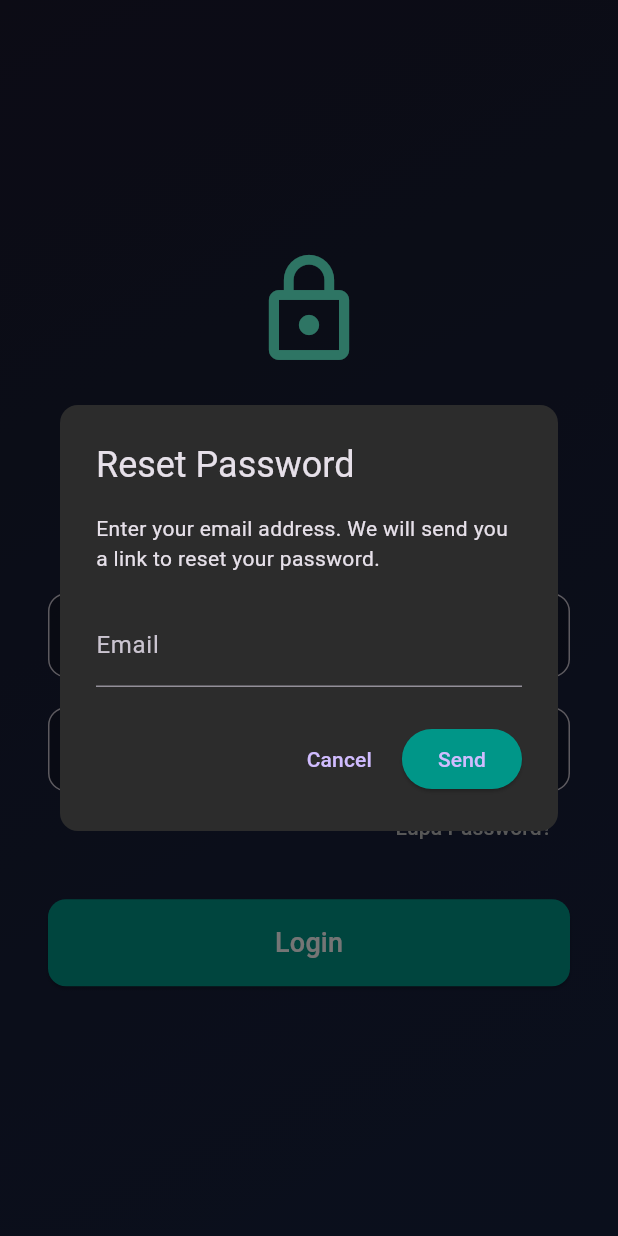
After one commit to N4CHT0/PUTRA_JAYA_BILLIARD, a Flutter app: the screen it shows after launch, after a tap on "Lupa Password?", on a phone screen of 412 x 824 dp. The commit adds this screen. Run offline on Flutter 3.47's test engine with Material 3 defaults, Android fonts, the phone set to English and light mode, and no system bars; our stand-ins replace cloud_firestore, firebase_auth, firebase_core, pdf, printing, shared_preferences and 1 more; missing offline and left inert: flutter_libserialport, window_manager; accounts and stored records are empty; Roboto replaces fonts that are missing (Poppins).

Commit message:
lupa pass

```diff
--- a/lib/main.dart
+++ b/lib/main.dart
@@ -5,6 +5,7 @@ import 'package:firebase_core/firebase_core.dart';
 import 'package:putra_jaya_billiard/auth_wrapper.dart';
 import 'firebase_options.dart';
 import 'package:window_manager/window_manager.dart';
+import 'package:cloud_firestore/cloud_firestore.dart';
 
 void main() async {
   // Cukup satu kali ensureInitialized di awal
@@ -12,17 +13,17 @@ void main() async {
   await Firebase.initializeApp(
     options: DefaultFirebaseOptions.currentPlatform,
   );
+  FirebaseFirestore.instance.settings = const Settings(
+    persistenceEnabled: false,
+  );
   await windowManager.ensureInitialized();
 
-  // Atur opsi jendela agar mulai dalam mode normal (tidak fullscreen)
   WindowOptions windowOptions = const WindowOptions(
     size: Size(1024, 650), // Ukuran yang pas untuk jendela login
     center: true,
     backgroundColor: Colors.transparent,
     skipTaskbar: false,
-    // Tampilkan title bar standar Windows agar jendela bisa digeser
     titleBarStyle: TitleBarStyle.normal,
-    fullScreen: false, // <-- PENTING: Diubah menjadi false
   );
 
   windowManager.waitUntilReadyToShow(windowOptions, () async {
--- a/lib/pages/Reports/reports_page.dart
+++ b/lib/pages/Reports/reports_page.dart
@@ -157,6 +157,7 @@ class _ReportsPageState extends State<ReportsPage>
       child: _buildGeneralReportBody(start, end, title, isScrollable: false),
     );
   }
+  // --- PERBAIKAN UTAMA: Pisahkan logika shift real-time ke metode terpisah ---
 
   Widget _buildRealTimeShiftView() {
     final now = DateTime.now();
--- a/lib/pages/login_page.dart
+++ b/lib/pages/login_page.dart
@@ -1,7 +1,9 @@
 // lib/pages/login_page.dart
+
 import 'package:firebase_auth/firebase_auth.dart';
 import 'package:flutter/material.dart';
 import 'package:putra_jaya_billiard/services/auth_service.dart';
+import 'package:putra_jaya_billiard/widgets/forgot_password_dialog.dart'; // <-- 1. TAMBAHKAN IMPORT INI
 
 class LoginPage extends StatefulWidget {
   const LoginPage({super.key});
@@ -27,6 +29,14 @@ class _LoginPageState extends State<LoginPage> {
     super.dispose();
   }
 
+  // <-- 2. TAMBAHKAN FUNGSI UNTUK MENAMPILKAN DIALOG
+  void _showForgotPasswordDialog() {
+    showDialog(
+      context: context,
+      builder: (context) => const ForgotPasswordDialog(),
+    );
+  }
+
   Future<void> _signIn() async {
     if (!(_formKey.currentState?.validate() ?? false)) return;
 
@@ -36,19 +46,21 @@ class _LoginPageState extends State<LoginPage> {
     });
 
     try {
-      // Tugas LoginPage HANYA memanggil fungsi sign-in.
-      // AuthWrapper akan menangani sisanya. Ini adalah cara yang benar.
       await _authService.signInWithEmailAndPassword(
         _emailController.text.trim(),
         _passwordController.text.trim(),
       );
     } on FirebaseAuthException catch (e) {
+      if (mounted) {
+        setState(() {
           if (e.code == 'user-not-found' ||
               e.code == 'wrong-password' ||
               e.code == 'invalid-credential') {
             _errorMessage = 'Email atau password yang Anda masukkan salah.';
           } else {
             _errorMessage = 'Terjadi eror. Silakan coba lagi nanti.';
+          }
+        });
       }
     } finally {
       if (mounted) {
@@ -82,7 +94,7 @@ class _LoginPageState extends State<LoginPage> {
                   crossAxisAlignment: CrossAxisAlignment.stretch,
                   children: [
                     const Icon(
-                      Icons.sports, // Ganti dengan ikon yang tersedia
+                      Icons.lock_outline,
                       size: 80,
                       color: Colors.tealAccent,
                     ),
@@ -153,7 +165,19 @@ class _LoginPageState extends State<LoginPage> {
                         return null;
                       },
                     ),
-                    const SizedBox(height: 32),
+
+                    // <-- 3. TAMBAHKAN TOMBOL "LUPA PASSWORD?" DI SINI
+                    Align(
+                      alignment: Alignment.centerRight,
+                      child: TextButton(
+                        onPressed: _showForgotPasswordDialog,
+                        child: Text(
+                          'Lupa Password?',
+                          style: TextStyle(color: Colors.grey[400]),
+                        ),
+                      ),
+                    ),
+                    const SizedBox(height: 24),
                     if (_errorMessage.isNotEmpty)
                       Padding(
                         padding: const EdgeInsets.only(bottom: 16.0),
--- a/lib/pages/members/members_page.dart
+++ b/lib/pages/members/members_page.dart
@@ -4,7 +4,7 @@ import 'package:putra_jaya_billiard/services/firebase_service.dart';
 
 class MembersPage extends StatefulWidget {
   const MembersPage({super.key});
-
+//INTERNAL_ERROR_DO_NOT_USE
   @override
   State<MembersPage> createState() => _MembersPageState();
 }
--- a/lib/services/auth_service.dart
+++ b/lib/services/auth_service.dart
@@ -34,8 +34,6 @@ class AuthService {
     }
   }
 
-  // --- FUNGSI BARU ---
-  // Fungsi untuk mengganti password
   Future<Map<String, dynamic>> changePassword({
     required String oldPassword,
     required String newPassword,
@@ -45,22 +43,16 @@ class AuthService {
       return {'success': false, 'message': 'Pengguna tidak ditemukan.'};
     }
 
-    // Buat kredensial untuk re-autentikasi
     AuthCredential credential = EmailAuthProvider.credential(
       email: user.email!,
       password: oldPassword,
     );
 
     try {
-      // Langkah 1: Re-autentikasi pengguna untuk keamanan
       await user.reauthenticateWithCredential(credential);
-
-      // Langkah 2: Jika re-autentikasi berhasil, ubah password
       await user.updatePassword(newPassword);
-
       return {'success': true, 'message': 'Password berhasil diubah!'};
     } on FirebaseAuthException catch (e) {
-      // Tangani error umum
       print('Error changing password: ${e.code}');
       if (e.code == 'wrong-password' || e.code == 'invalid-credential') {
         return {'success': false, 'message': 'Password lama salah.'};
@@ -71,4 +63,26 @@ class AuthService {
       return {'success': false, 'message': 'Terjadi kesalahan tidak dikenal.'};
     }
   }
+
+  // --- FUNGSI BARU UNTUK RESET PASSWORD ---
+  Future<Map<String, dynamic>> sendPasswordResetEmail({
+    required String email,
+  }) async {
+    try {
+      await _auth.sendPasswordResetEmail(email: email);
+      return {
+        'success': true,
+        'message': 'Link reset password telah dikirim ke email Anda.'
+      };
+    } on FirebaseAuthException catch (e) {
+      print('Error sending password reset email: ${e.code}');
+      if (e.code == 'user-not-found') {
+        return {'success': false, 'message': 'Email tidak terdaftar.'};
+      } else {
+        return {'success': false, 'message': 'Terjadi kesalahan: ${e.message}'};
+      }
+    } catch (e) {
+      return {'success': false, 'message': 'Terjadi kesalahan tidak dikenal.'};
+    }
+  }
 }
--- /dev/null
+++ b/lib/widgets/forgot_password_dialog.dart
@@ -0,0 +1,124 @@
+// lib/widgets/forgot_password_dialog.dart
+
+import 'package:flutter/material.dart';
+import 'package:putra_jaya_billiard/services/auth_service.dart';
+
+class ForgotPasswordDialog extends StatefulWidget {
+  const ForgotPasswordDialog({super.key});
+
+  @override
+  State<ForgotPasswordDialog> createState() => _ForgotPasswordDialogState();
+}
+
+class _ForgotPasswordDialogState extends State<ForgotPasswordDialog> {
+  final _formKey = GlobalKey<FormState>();
+  final _authService = AuthService();
+  final _emailController = TextEditingController();
+  bool _isLoading = false;
+  String? _errorMessage;
+
+  @override
+  void dispose() {
+    _emailController.dispose();
+    super.dispose();
+  }
+
+  Future<void> _submit() async {
+    if (!_formKey.currentState!.validate()) return;
+
+    setState(() {
+      _isLoading = true;
+      _errorMessage = null;
+    });
+
+    try {
+      final result = await _authService.sendPasswordResetEmail(
+        email: _emailController.text.trim(),
+      );
+
+      if (mounted) {
+        if (result['success']) {
+          Navigator.of(context).pop(); // Tutup dialog
+          ScaffoldMessenger.of(context).showSnackBar(
+            SnackBar(
+              content: Text(result['message']),
+              backgroundColor: Colors.green,
+            ),
+          );
+        } else {
+          setState(() {
+            _errorMessage = result['message'];
+          });
+        }
+      }
+    } catch (e) {
+      if (mounted) {
+        setState(() {
+          _errorMessage = 'Gagal terhubung, periksa koneksi internet.';
+        });
+      }
+    } finally {
+      if (mounted) {
+        setState(() {
+          _isLoading = false;
+        });
+      }
+    }
+  }
+
+  @override
+  Widget build(BuildContext context) {
+    return AlertDialog(
+      backgroundColor: const Color(0xFF2c2c2c),
+      shape: RoundedRectangleBorder(borderRadius: BorderRadius.circular(12)),
+      title: const Text('Reset Password'),
+      content: Form(
+        key: _formKey,
+        child: Column(
+          mainAxisSize: MainAxisSize.min,
+          children: [
+            const Text(
+                'Enter your email address. We will send you a link to reset your password.'),
+            const SizedBox(height: 20),
+            TextFormField(
+              controller: _emailController,
+              keyboardType: TextInputType.emailAddress,
+              decoration: const InputDecoration(labelText: 'Email'),
+              validator: (value) {
+                if (value == null || value.isEmpty || !value.contains('@')) {
+                  return 'Please enter a valid email';
+                }
+                return null;
+              },
+            ),
+            if (_errorMessage != null)
+              Padding(
+                padding: const EdgeInsets.only(top: 16.0),
+                child: Text(
+                  _errorMessage!,
+                  style: const TextStyle(color: Colors.redAccent),
+                ),
+              ),
+          ],
+        ),
+      ),
+      actions: [
+        TextButton(
+          onPressed: _isLoading ? null : () => Navigator.of(context).pop(),
+          child: const Text('Cancel'),
+        ),
+        ElevatedButton(
+          onPressed: _isLoading ? null : _submit,
+          style: ElevatedButton.styleFrom(backgroundColor: Colors.teal),
+          child: _isLoading
+              ? const SizedBox(
+                  width: 20,
+                  height: 20,
+                  child: CircularProgressIndicator(strokeWidth: 2),
+                )
+              : const Text('Send'),
+        ),
+      ],
+    );
+  }
+}
```
Also changed, not shown: lib/widgets/change_password_dialog.dart (+20 -5 lines). Lines whose indentation alone changed are shown as unchanged.
